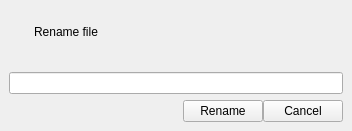
do-i/thumbgrid, file qimgv/gui/overlays/renameoverlay.ui: the form before one commit.
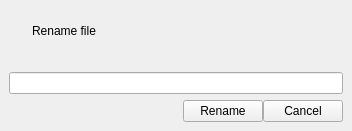
The form after the commit. Custom widgets are drawn as their Qt base class.

```diff
--- a/qimgv/gui/overlays/renameoverlay.ui
+++ b/qimgv/gui/overlays/renameoverlay.ui
@@ -30,16 +30,16 @@
     <enum>QLayout::SetMinAndMaxSize</enum>
    </property>
    <property name="leftMargin">
-    <number>2</number>
+    <number>0</number>
    </property>
    <property name="topMargin">
-    <number>2</number>
+    <number>0</number>
    </property>
    <property name="rightMargin">
-    <number>2</number>
+    <number>0</number>
    </property>
    <property name="bottomMargin">
-    <number>2</number>
+    <number>0</number>
    </property>
    <item>
     <widget class="QWidget" name="widget" native="true">
@@ -140,16 +140,16 @@
       <number>6</number>
      </property>
      <property name="leftMargin">
-      <number>7</number>
+      <number>9</number>
      </property>
      <property name="topMargin">
       <number>0</number>
      </property>
      <property name="rightMargin">
-      <number>7</number>
+      <number>9</number>
      </property>
      <property name="bottomMargin">
-      <number>7</number>
+      <number>9</number>
      </property>
      <item>
       <widget class="QLineEdit" name="fileName">
```
